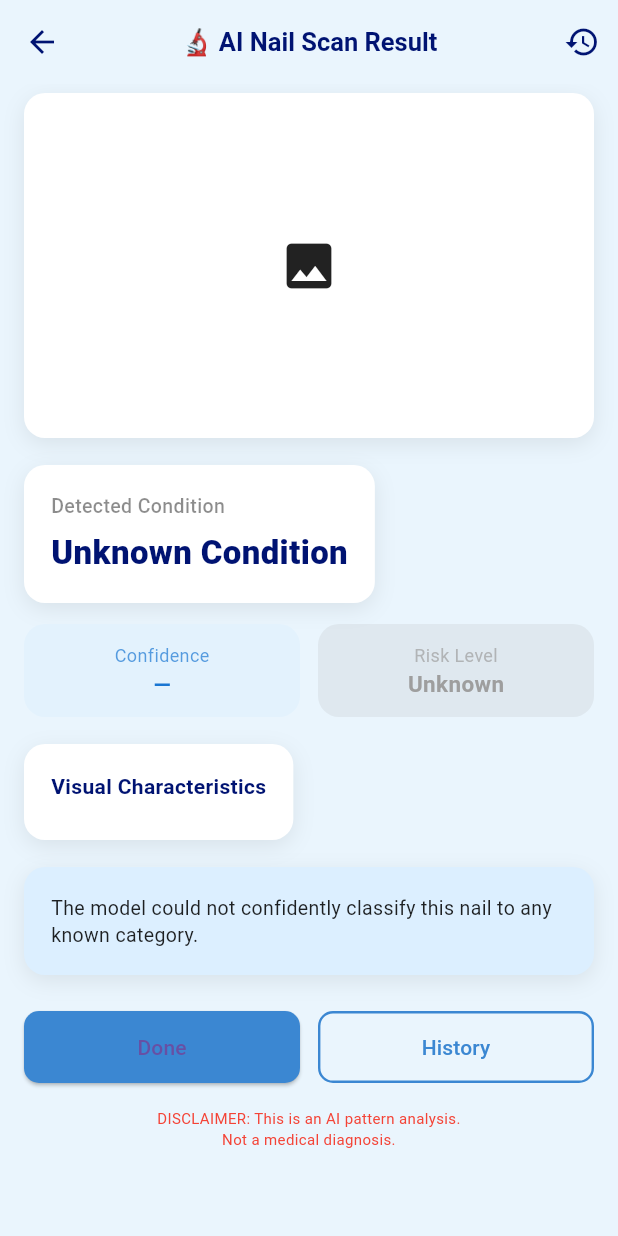
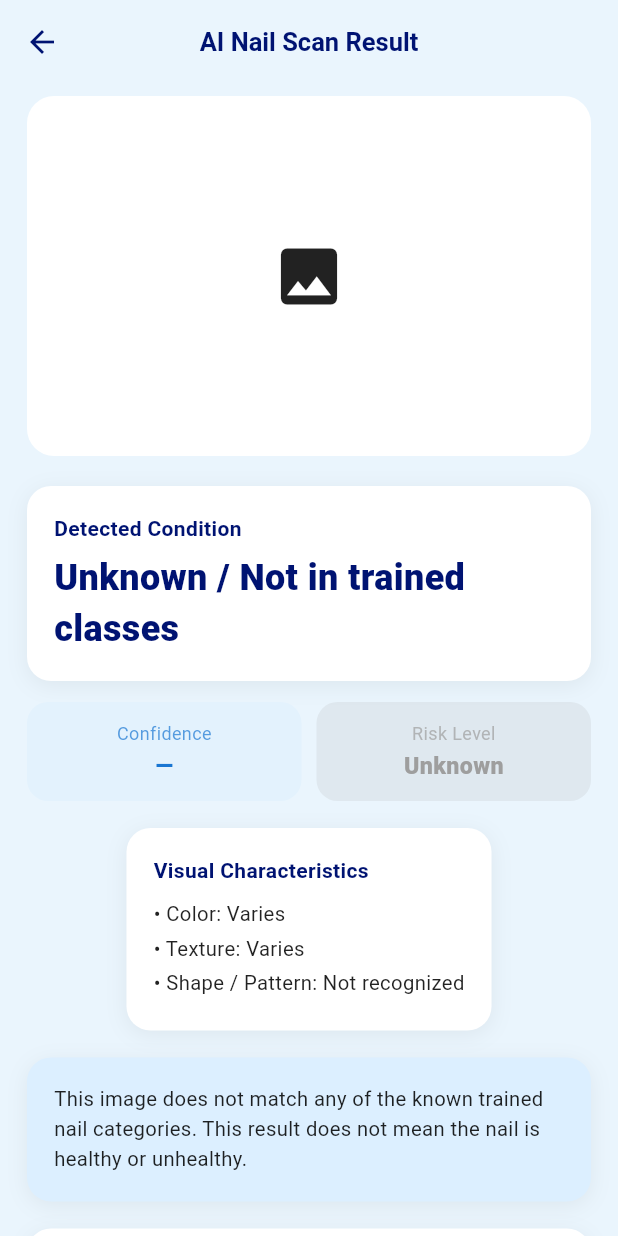
Before and after one commit to harleneee/KuCognition_NIHATI, a Flutter app: the ResultPage screen opened directly, on a phone screen of 412 x 824 dp. Run offline on Flutter 3.47's test engine with Material 3 defaults, Android fonts, the phone set to English and light mode, and no system bars; our stand-ins replace cloud_firestore, firebase_auth, firebase_core, image_picker; accounts and stored records are empty.

Commit message:
Result Page

```diff
--- a/lib/data/api_service.dart
+++ b/lib/data/api_service.dart
@@ -4,7 +4,7 @@ import 'package:http/http.dart' as http;
 
 class ApiService {
   // 👇 THIS is where the backend URL lives
-  static const String apiUrl = "http://10.0.2.2:8000/predict";
+  static const String apiUrl = "http://10.121.226.154:8000/predict";
 
   static Future<Map<String, dynamic>> predictNailDisease(File imageFile) async {
     var request = http.MultipartRequest("POST", Uri.parse(apiUrl));
--- a/lib/main.dart
+++ b/lib/main.dart
@@ -14,14 +14,10 @@ import 'screens/uploaded_page.dart';
 import 'screens/learnmore_page.dart';
 import 'screens/diseaseresults_page.dart';
 import 'screens/uploaded_result.dart';
-import 'screens/result_page.dart';
-
 
 void main() async {
   WidgetsFlutterBinding.ensureInitialized();
-  await Firebase.initializeApp(
-    options: DefaultFirebaseOptions.currentPlatform,
-  );
+  await Firebase.initializeApp(options: DefaultFirebaseOptions.currentPlatform);
   runApp(const NailHealthApp());
 }
 
@@ -35,16 +31,16 @@ class NailHealthApp extends StatelessWidget {
       title: 'Nail Health Detection',
 
       // OPTION A → Use home: when testing a specific screen
-       home: SignUpPage(),
+      // home: SignUpPage(),
       // home: LoginPage(),       // ← UNCOMMENT when testing login
       // home: UploadedPage(),
       // home: DashboardPage(),
-      // home: ScanPage(),
+      home: ScanPage(),
+
       // home: UploadedPage(),
 
       // OPTION B → Use your normal navigation
-      // initialRoute: '/start',    // ← your real starting screen
-
+      // initialRoute: '/start', // ← your real starting screen
       routes: {
         '/start': (context) => StartPage(),
         '/login': (context) => const LoginPage(),
@@ -52,10 +48,8 @@ class NailHealthApp extends StatelessWidget {
         '/signup_extra': (context) => const SignUpExtraPage(),
         '/dashboard': (context) => DashboardScreen(),
         '/scan': (context) => ScanPage(),
-        '/learnmore' : (context) => LearnMorePage(),
-        '/result': (context) => DiseaseDetailsPage(
-              disease: "Onychomycosis",
-            ),
+        '/learnmore': (context) => LearnMorePage(),
+        '/result': (context) => DiseaseDetailsPage(disease: "Onychomycosis"),
         '/history': (context) => const HistoryPage(),
         '/profile': (context) => ProfilePage(),
         '/upload': (context) => const UploadedPage(),
--- a/lib/screens/result_page.dart
+++ b/lib/screens/result_page.dart
@@ -4,62 +4,133 @@ import 'package:flutter/material.dart';
 class ResultPage extends StatelessWidget {
   const ResultPage({super.key});
 
-  /// DISEASE DATABASE — shared with Upload results
+  ///  Unified Disease Database with Recommendations
   static const Map<String, Map<String, String>> diseaseInfo = {
     'Acral Lentiginous Melanoma': {
       'displayName': 'Acral Lentiginous Melanoma',
       'color': 'Dark brown or black streak',
       'texture': 'Smooth but widening band',
-      'shape': 'Irregular border, progressive widening',
+      'pattern': 'Irregular borders / widening over time',
+      'confidence': '82%', // fallback only
       'risk': 'High',
       'description':
-          'Acral lentiginous melanoma is a rare but aggressive form of melanoma that typically appears under the nails. '
-          'It can look like a bruise or dark streak. Early professional diagnosis is critical.',
+          'Acral lentiginous melanoma is a serious form of skin cancer that '
+          'can appear under the fingernails or toenails. It often looks like '
+          'a dark streak or patch that gradually becomes wider or more irregular. '
+          'Because it occurs in areas that are not exposed to the sun, it is easy '
+          'to mistake it for a bruise, stain, or injury. If this type of melanoma '
+          'is not detected early, the cancer cells can grow deeper and spread to '
+          'the lymph nodes and other organs, which can be life-threatening. '
+          'Early recognition is important because treatment is more effective in '
+          'the early stages. Detecting suspicious nail changes during analysis '
+          'can guide someone to seek medical evaluation sooner, which significantly '
+          'improves outcomes.',
+      'recommendations':
+          '⚠️ Seek urgent evaluation by a dermatologist or medical professional. '
+          'Do not attempt home treatment. If the streak widens, darkens, or grows irregular, '
+          'schedule a biopsy and follow medical guidance immediately.',
     },
+
     'Clubbing': {
       'displayName': 'Clubbing',
-      'color': 'Normal or reddish',
-      'texture': 'Spongy nail bed',
-      'shape': 'Bulbous fingertip, curved nail',
+      'color': 'Normal or slightly red',
+      'texture': 'Soft spongy nail bed',
+      'shape': 'Downward-curving, bulbous fingertip',
+      'confidence': '88%',
       'risk': 'Moderate',
       'description':
-          'Nail clubbing may be related to chronic heart or lung disease, inflammatory disorders, or cancer.',
+          'Nail clubbing is a change in the shape of the fingertips where the nails '
+          'curve more than usual and the tips of the fingers become rounder and swollen. '
+          'This occurs because of increased blood flow and tissue growth beneath the nail. '
+          'Clubbing is often linked to long-term conditions that affect the heart, lungs, '
+          'or blood circulation. These include chronic lung diseases, congenital heart '
+          'problems, liver disorders, and some gastrointestinal diseases. Since clubbing '
+          'develops gradually and may not cause pain, it can be an early visible sign of '
+          'an internal health issue. Detecting this pattern encourages earlier medical '
+          'evaluation, which can lead to timely treatment of underlying conditions.',
+      'recommendations':
+          'Schedule a medical checkup to screen for heart or lung disease. '
+          'If you smoke, reduce or stop. Monitor your breathing and exercise tolerance. '
+          'Do not file or press the nail—focus on investigating underlying causes.',
     },
+
     'Healthy Nail': {
       'displayName': 'Healthy Nail',
       'color': 'Pink nail bed',
-      'texture': 'Smooth and uniform',
+      'texture': 'Smooth surface',
       'shape': 'Even thickness, natural curve',
+      'confidence': '94%',
       'risk': 'Low',
       'description':
-          'This scan shows no signs of fungal infection, inflammation, or systemic nail irregularities.',
+          'A healthy nail appears smooth, evenly colored, and firmly attached to the nail bed. '
+          'It does not show significant discoloration, splitting, pitting, or thickening. '
+          'Healthy nails often reflect good nutrition, balanced circulation, and proper self-care. '
+          'While a normal appearance does not guarantee the absence of internal health issues, '
+          'it suggests that there are no obvious external signs of infection, inflammation, or '
+          'underlying systemic disease. Recognizing a healthy baseline is important because it '
+          'makes it easier to detect new changes that might indicate future medical concerns.',
+      'recommendations':
+          'Maintain basic nail hygiene, moisturize, trim regularly, avoid biting.'
+          'Report sudden color change, pain, or streaks to a doctor.',
     },
+
     'Onychogryphosis': {
       'displayName': 'Onychogryphosis',
       'color': 'Yellow-brown',
-      'texture': 'Hard, thickened',
-      'shape': 'Curved horn-like nail',
+      'texture': 'Thick and hard',
+      'shape': 'Curved or horn-like growth',
+      'confidence': '90%',
       'risk': 'Moderate',
       'description':
-          'A thick, curved nail often associated with trauma, poor circulation, or long-term systemic issues.',
+          'Onychogryphosis is a condition where the nail becomes thick, overgrown, and curved in '
+          'a horn-like shape. It commonly affects toenails that experience repeated pressure, '
+          'friction, or lack of regular trimming. This condition may also occur in older adults '
+          'or in people with difficulties maintaining nail care. Onychogryphosis can be associated '
+          'with poor circulation, skin disorders, or trauma to the nail. In some cases, it appears '
+          'together with fungal infections or other nail diseases. Early detection can help address '
+          'discomfort, prevent secondary infections, and identify whether circulation problems or '
+          'mobility issues are contributing to the nail changes.',
+      'recommendations':
+          'Consult a podiatrist or dermatologist for safe trimming.'
+          ' Wear wide shoes and do not cut the nail aggressively at home.',
     },
+
     'Pitting': {
       'displayName': 'Nail Pitting',
-      'color': 'Pale or yellow dots',
-      'texture': 'Small dents',
-      'shape': 'Irregular surface',
+      'color': 'Pale or yellowish spots',
+      'texture': 'Tiny dents or pits',
+      'shape': 'Irregular edges',
+      'confidence': '87%',
       'risk': 'Moderate',
       'description':
-          'Pitting may indicate autoimmune disorders, including psoriasis or systemic inflammatory disease.',
+          'Nail pitting refers to tiny indentations or dents in the surface of the nail. It is often '
+          'linked to psoriasis, an inflammatory skin condition that can also affect the nails. People '
+          'with nail pitting may be at higher risk of developing psoriatic arthritis, an inflammatory '
+          'joint condition. Pitting can also appear in other autoimmune or inflammatory disorders. '
+          'Although nail pitting itself is not dangerous, it may reflect underlying immune system '
+          'activity or chronic inflammation. Detecting this pattern early can support earlier evaluation '
+          'for psoriasis, joint symptoms, or other autoimmune conditions, which makes treatment more effective '
+          'and reduces the risk of long-term complications.',
+      'recommendations':
+          'Monitor for psoriasis symptoms on the skin or joints (pain, stiffness). '
+          'Keep nails short and moisturized to reduce brittleness. '
+          'Avoid nail hardeners or acrylic nails. If pitting worsens or pain appears, '
+          'consult a dermatologist for evaluation.',
     },
-    'Unknown': {
-      'displayName': 'Unknown Condition',
-      'color': '—',
-      'texture': '—',
-      'shape': '—',
+
+    'Unknown / Not in trained classes': {
+      'displayName': 'Unknown / Not in trained classes',
+      'color': 'Varies',
+      'texture': 'Varies',
+      'shape': 'Not recognized',
+      'confidence': '—',
       'risk': 'Unknown',
       'description':
-          'The model could not confidently classify this nail to any known category.',
+          'This image does not match any of the known trained nail categories.'
+          ' This result does not mean the nail is healthy or unhealthy.',
+      'recommendations':
+          'Retake the photo in good lighting and centered on the nail.'
+          ' If the nail is painful, rapidly changing, or infected—consult a professional.',
     },
   };
 
@@ -68,97 +139,83 @@ class ResultPage extends StatelessWidget {
     final args = ModalRoute.of(context)!.settings.arguments as Map?;
 
     final String? imagePath = args?['imagePath'];
-    final String rawLabel = args?['label'] ?? "Unknown";
+    final String rawLabel =
+        args?['label'] ?? "Unknown / Not in trained classes";
     final double? confidence = args?['confidence'];
 
-    final info = diseaseInfo[rawLabel] ?? diseaseInfo['Unknown']!;
+    /// Smart fallback
+    final info =
+        diseaseInfo[rawLabel] ??
+        diseaseInfo['Unknown / Not in trained classes']!;
     final label = info['displayName']!;
     final risk = info['risk']!;
     final desc = info['description']!;
+    final recs = info['recommendations']!;
     final color = info['color'];
     final texture = info['texture'];
-    final shape = info['shape'];
+    final shape = info['shape'] ?? info['pattern'];
 
     final confString = confidence != null
         ? "${(confidence * 100).toStringAsFixed(1)}%"
-        : "—";
+        : info['confidence'] ?? "—";
 
+    /// Dynamic risk color
     Color riskColor = Colors.grey;
-    if (risk == "High") riskColor = Colors.red;
-    if (risk == "Moderate") riskColor = Colors.orange;
-    if (risk == "Low") riskColor = Colors.green;
+    if (risk == "High") riskColor = Colors.red.shade700;
+    if (risk == "Moderate") riskColor = Colors.orange.shade700;
+    if (risk == "Low") riskColor = Colors.green.shade700;
 
     return Scaffold(
       backgroundColor: const Color(0xFFEAF5FD),
       appBar: AppBar(
         elevation: 0,
-        backgroundColor: const Color(0xFFEAF5FD),
+        backgroundColor: Colors.transparent,
         leading: IconButton(
           icon: const Icon(Icons.arrow_back, color: Color(0xFF001372)),
           onPressed: () => Navigator.pop(context),
         ),
-        centerTitle: true,
         title: const Text(
-          "🔬 AI Nail Scan Result",
+          "AI Nail Scan Result",
           style: TextStyle(
             fontSize: 17,
             fontWeight: FontWeight.bold,
             color: Color(0xFF001372),
           ),
         ),
-        actions: [
-          IconButton(
-            icon: const Icon(Icons.history, color: Color(0xFF001372)),
-            onPressed: () => Navigator.pushNamed(context, '/history'),
-          ),
-        ],
+        centerTitle: true,
       ),
 
       body: SingleChildScrollView(
-        padding: const EdgeInsets.fromLTRB(16, 6, 16, 30),
+        padding: const EdgeInsets.fromLTRB(18, 8, 18, 26),
         child: Column(
-          crossAxisAlignment: CrossAxisAlignment.start,
           children: [
-            // ===============================
-            // SCANNED IMAGE
-            // ===============================
-            Container(
-              height: 230,
-              clipBehavior: Clip.antiAlias,
-              decoration: BoxDecoration(
-                borderRadius: BorderRadius.circular(14),
+            /// IMAGE CARD
+            ClipRRect(
+              borderRadius: BorderRadius.circular(18),
+              child: Container(
+                height: 240,
                 color: Colors.white,
-                boxShadow: _shadow(),
+                child: imagePath == null
+                    ? const Center(child: Icon(Icons.image, size: 50))
+                    : Image.file(File(imagePath), fit: BoxFit.cover),
               ),
-              child: imagePath == null
-                  ? const Center(child: Icon(Icons.image, size: 40))
-                  : Image.file(File(imagePath), fit: BoxFit.cover),
             ),
 
-            const SizedBox(height: 18),
+            const SizedBox(height: 20),
 
-            // ===============================
-            // PREDICTED CONDITION CARD
-            // ===============================
+            /// CONDITION HEADER
             _infoCard(
               child: Column(
                 crossAxisAlignment: CrossAxisAlignment.start,
                 children: [
-                  const Text(
-                    "Detected Condition",
-                    style: TextStyle(
-                      fontSize: 13,
-                      color: Colors.black45,
-                      fontWeight: FontWeight.w500,
-                    ),
-                  ),
+                  _header("Detected Condition"),
                   const SizedBox(height: 6),
                   Text(
                     label,
                     style: const TextStyle(
-                      fontSize: 22,
+                      fontSize: 24,
+                      fontWeight: FontWeight.w900,
                       color: Color(0xFF001372),
-                      fontWeight: FontWeight.w800,
                     ),
                   ),
                 ],
@@ -167,26 +224,24 @@ class ResultPage extends StatelessWidget {
 
             const SizedBox(height: 14),
 
-            // ===============================
-            // CONFIDENCE / RISK
-            // ===============================
+            /// CONFIDENCE + RISK
             Row(
               children: [
                 Expanded(
                   child: _badgeCard(
                     title: "Confidence",
                     value: confString,
+                    textColor: Colors.blue.shade700,
                     color: Colors.blue.shade50,
-                    textColor: Colors.blue.shade700,
                   ),
                 ),
-                const SizedBox(width: 12),
+                const SizedBox(width: 10),
                 Expanded(
                   child: _badgeCard(
                     title: "Risk Level",
                     value: risk,
+                    textColor: riskColor,
                     color: riskColor.withOpacity(.15),
-                    textColor: riskColor,
                   ),
                 ),
               ],
@@ -194,21 +249,13 @@ class ResultPage extends StatelessWidget {
 
             const SizedBox(height: 18),
 
-            // ===============================
-            // VISUAL FEATURES
-            // ===============================
+            /// VISUAL FEATURES
             _infoCard(
               child: Column(
                 crossAxisAlignment: CrossAxisAlignment.start,
                 children: [
-                  const Text(
-                    "Visual Characteristics",
-                    style: TextStyle(
-                      fontWeight: FontWeight.w700,
-                      color: Color(0xFF001372),
-                    ),
-                  ),
-                  const SizedBox(height: 8),
+                  _header("Visual Characteristics"),
+                  const SizedBox(height: 10),
                   _detail("Color", color),
                   _detail("Texture", texture),
                   _detail("Shape / Pattern", shape),
@@ -218,56 +265,57 @@ class ResultPage extends StatelessWidget {
 
             const SizedBox(height: 18),
 
-            // ===============================
-            // MEDICAL EXPLANATION
-            // ===============================
+            /// DESCRIPTION
             _infoCard(
               background: const Color(0xFFDCEFFF),
               child: Text(
                 desc,
                 style: const TextStyle(
-                  fontSize: 13,
-                  height: 1.4,
+                  fontSize: 13.5,
                   color: Colors.black87,
+                  height: 1.45,
                 ),
               ),
             ),
 
-            const SizedBox(height: 24),
+            const SizedBox(height: 18),
 
-            // ===============================
-            // ACTION BUTTONS
-            // ===============================
+            /// RECOMMENDATIONS
+            _infoCard(
+              child: Column(
+                crossAxisAlignment: CrossAxisAlignment.start,
+                children: [
+                  _header("Recommendations"),
+                  const SizedBox(height: 10),
+                  Text(
+                    recs,
+                    style: const TextStyle(
+                      fontSize: 13.5,
+                      height: 1.45,
+                      color: Colors.black87,
+                    ),
+                  ),
+                ],
+              ),
+            ),
+
+            const SizedBox(height: 26),
+
+            /// ACTION BUTTONS
             Row(
               children: [
                 Expanded(
                   child: ElevatedButton(
                     onPressed: () => Navigator.pop(context),
-                    style: ElevatedButton.styleFrom(
-                      backgroundColor: const Color(0xFF3B87D2),
-                      shape: RoundedRectangleBorder(
-                        borderRadius: BorderRadius.circular(10),
-                      ),
-                      padding: const EdgeInsets.symmetric(vertical: 14),
-                    ),
+                    style: _buttonStyle(primary: const Color(0xFF3B87D2)),
                     child: const Text("Done"),
                   ),
                 ),
-                const SizedBox(width: 12),
+                const SizedBox(width: 10),
                 Expanded(
                   child: OutlinedButton(
                     onPressed: () => Navigator.pushNamed(context, '/history'),
-                    style: OutlinedButton.styleFrom(
-                      foregroundColor: Color(0xFF3B87D2),
-                      side: const BorderSide(
-                        color: Color(0xFF3B87D2),
-                        width: 1.6,
-                      ),
-                      shape: RoundedRectangleBorder(
-                        borderRadius: BorderRadius.circular(10),
-                      ),
-                      padding: const EdgeInsets.symmetric(vertical: 14),
-                    ),
+                    style: _buttonOutline(),
                     child: const Text("History"),
                   ),
                 ),
@@ -275,12 +323,10 @@ class ResultPage extends StatelessWidget {
             ),
 
             const SizedBox(height: 16),
-            const Center(
-              child: Text(
-                "DISCLAIMER: This is an AI pattern analysis.\nNot a medical diagnosis.",
-                textAlign: TextAlign.center,
-                style: TextStyle(fontSize: 10, color: Colors.red),
-              ),
+            const Text(
+              "This is AI pattern analysis — NOT a medical diagnosis.",
+              textAlign: TextAlign.center,
+              style: TextStyle(fontSize: 10, color: Colors.red),
             ),
           ],
         ),
@@ -288,25 +334,32 @@ class ResultPage extends StatelessWidget {
     );
   }
 
-  // ===============================
-  // UI HELPERS
-  // ===============================
+  // ============================
+  // Helpers
+  // ============================
 
-  List<BoxShadow> _shadow() => [
-    BoxShadow(
-      color: Colors.black.withOpacity(.08),
-      blurRadius: 12,
-      offset: const Offset(0, 4),
+  Widget _header(String t) => Text(
+    t,
+    style: const TextStyle(
+      fontSize: 14,
+      fontWeight: FontWeight.w700,
+      color: Color(0xFF001372),
     ),
-  ];
+  );
 
   Widget _infoCard({required Widget child, Color background = Colors.white}) {
     return Container(
       padding: const EdgeInsets.all(18),
       decoration: BoxDecoration(
         color: background,
-        borderRadius: BorderRadius.circular(14),
-        boxShadow: _shadow(),
+        borderRadius: BorderRadius.circular(16),
+        boxShadow: [
+          BoxShadow(
+            color: Colors.black.withOpacity(.06),
+            blurRadius: 12,
+            offset: const Offset(0, 3),
+          ),
+        ],
       ),
       child: child,
     );
@@ -315,8 +368,8 @@ class ResultPage extends StatelessWidget {
   Widget _badgeCard({
     required String title,
     required String value,
+    required Color textColor,
     required Color color,
-    required Color textColor,
   }) {
     return Container(
       padding: const EdgeInsets.symmetric(vertical: 12),
@@ -330,12 +383,13 @@ class ResultPage extends StatelessWidget {
             title,
             style: TextStyle(fontSize: 12, color: textColor.withOpacity(.7)),
           ),
+          const SizedBox(height: 3),
           Text(
             value,
             style: TextStyle(
-              fontSize: 15,
-              fontWeight: FontWeight.w700,
+              fontSize: 15.5,
               color: textColor,
+              fontWeight: FontWeight.w800,
             ),
           ),
         ],
@@ -344,15 +398,31 @@ class ResultPage extends StatelessWidget {
   }
 
   Widget _detail(String label, String? value) {
-    if (value == null || value == "—") {
-      return const SizedBox.shrink();
-    }
+    if (value == null || value == "—") return const SizedBox.shrink();
     return Padding(
-      padding: const EdgeInsets.only(bottom: 6),
+      padding: const EdgeInsets.only(bottom: 4),
       child: Text(
         "• $label: $value",
-        style: const TextStyle(fontSize: 13, color: Colors.black87),
+        style: const TextStyle(fontSize: 13.5, color: Colors.black87),
       ),
     );
   }
+
+  ButtonStyle _buttonStyle({required Color primary}) {
+    return ElevatedButton.styleFrom(
+      backgroundColor: primary,
+      padding: const EdgeInsets.symmetric(vertical: 14),
+      shape: RoundedRectangleBorder(borderRadius: BorderRadius.circular(12)),
+      elevation: 0,
+    );
+  }
+
+  ButtonStyle _buttonOutline() {
+    return OutlinedButton.styleFrom(
+      foregroundColor: const Color(0xFF3B87D2),
+      padding: const EdgeInsets.symmetric(vertical: 14),
+      side: const BorderSide(width: 1.6, color: Color(0xFF3B87D2)),
+      shape: RoundedRectangleBorder(borderRadius: BorderRadius.circular(12)),
+    );
+  }
 }
```
